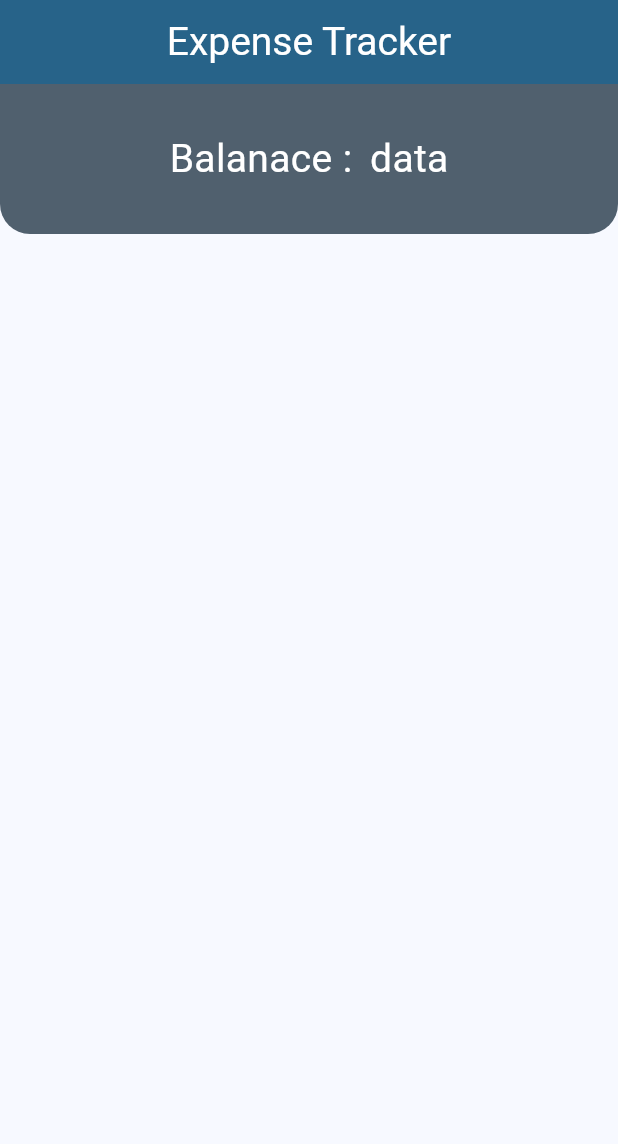
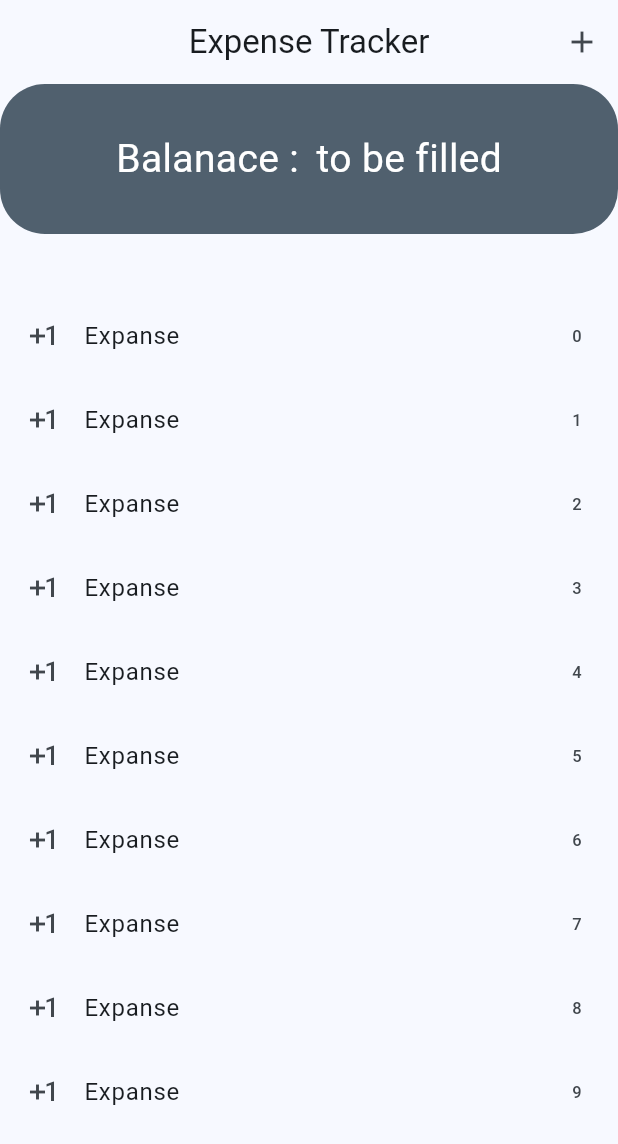
Before and after one commit to Talhaarif326/expenses_tracker, a Flutter app: the screen it shows after launch, on a phone screen of 412 x 824 dp. Shown: the top 1144 px of the screen. Run offline on Flutter 3.47's test engine with Material 3 defaults, Android fonts, the phone set to English and light mode, and no system bars.

Commit message:
feat: add AddNewExpense screen and expense list with navigation

```diff
--- a/lib/screens/home_screen.dart
+++ b/lib/screens/home_screen.dart
@@ -1,3 +1,4 @@
+import 'package:expenses_tracker/screens/add_new_expense.dart';
 import 'package:flutter/material.dart';
 
 class HomeScreen extends StatefulWidget {
@@ -13,12 +14,27 @@ class _HomeScreenState extends State<HomeScreen> {
   Widget build(BuildContext context) {
     return Scaffold(
       appBar: AppBar(
-        backgroundColor: Theme.of(context).colorScheme.primary,
+        backgroundColor: Colors.transparent,
         title: Text(
           'Expense Tracker',
-          style: TextStyle(color: Colors.white, fontSize: 26),
+          style: TextStyle(
+            color: Theme.of(context).colorScheme.onSurface,
+          ),
         ),
         centerTitle: true,
+        actions: [
+          IconButton(
+            onPressed: () {
+              Navigator.push(
+                context,
+                MaterialPageRoute(
+                  builder: (context) => AddNewExpense(),
+                ),
+              );
+            },
+            icon: Icon(Icons.add),
+          ),
+        ],
       ),
       body: Center(
         child: Column(
@@ -29,10 +45,7 @@ class _HomeScreenState extends State<HomeScreen> {
               alignment: Alignment.center,
               decoration: BoxDecoration(
                 color: Theme.of(context).colorScheme.secondary,
-                borderRadius: BorderRadius.only(
-                  bottomLeft: Radius.circular(20),
-                  bottomRight: Radius.circular(20),
-                ),
+                borderRadius: BorderRadius.circular(30),
               ),
               child: Row(
                 mainAxisAlignment: MainAxisAlignment.center,
@@ -48,7 +61,7 @@ class _HomeScreenState extends State<HomeScreen> {
                   ),
                   SizedBox(width: 5),
                   Text(
-                    'data',
+                    'to be filled',
                     style: TextStyle(
                       fontSize: 26,
                       color: Theme.of(
@@ -59,6 +72,26 @@ class _HomeScreenState extends State<HomeScreen> {
                 ],
               ),
             ),
+            SizedBox(height: 40),
+            Expanded(
+              child: ListView.builder(
+                itemCount: 10,
+                itemBuilder: (contex, index) {
+                  return ListTile(
+                    leading: Icon(Icons.exposure_plus_1_outlined),
+                    title: Text(
+                      "Expanse",
+                      style: TextStyle(
+                        color: Theme.of(
+                          context,
+                        ).colorScheme.onSurface,
+                      ),
+                    ),
+                    trailing: Text("$index"),
+                  );
+                },
+              ),
+            ),
           ],
         ),
       ),
```
Also changed, not shown: lib/screens/add_new_expense.dart (added, +20 -0 lines).
